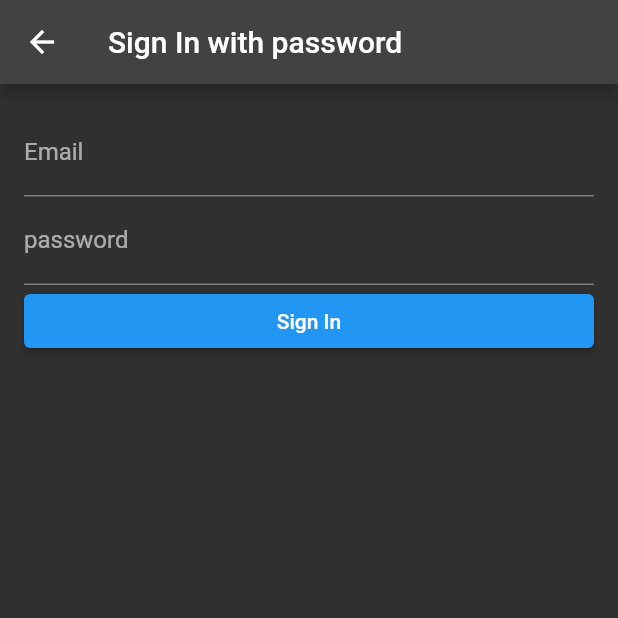
After one commit to Pregum/supabase-flutter-sample, a Flutter app: the screen it shows after launch, after a tap on "パスワードでのログインはこちら", on a phone screen of 412 x 824 dp, the top half of it. The commit adds this screen. Run offline on Flutter 3.47's test engine with Material 2 defaults, Android fonts, the phone set to English and light mode, and no system bars; our stand-ins replace flutter_riverpod, go_router, image_picker, supabase_flutter; missing offline and left inert: gotrue; accounts and stored records are empty.

Commit message:
update: emailでもログインできるようにemail+passwordのページを作成

```diff
--- a/lib/account_page.dart
+++ b/lib/account_page.dart
@@ -62,6 +62,7 @@ class _AccountPageState extends State<AccountPage> {
           .select()
           .eq('id', userId)
           .single() as Map;
+      setState(() => _usernameController.text = data['username'] ?? 'unknwon');
     } on PostgrestException catch (error) {
       context.showErrorSnackBar(message: error.message);
     } catch (error) {
--- /dev/null
+++ b/lib/login_email_password_page.dart
@@ -0,0 +1,67 @@
+import 'package:flutter/material.dart';
+import 'package:flutter/src/foundation/key.dart';
+import 'package:flutter/src/widgets/framework.dart';
+import 'package:flutter_riverpod/flutter_riverpod.dart';
+import 'package:supabase_flutter/supabase_flutter.dart' show AuthException;
+import 'package:supabase_pregum_sample/build_context_ex.dart';
+import 'package:gotrue/gotrue.dart' as gotrue;
+
+final _emailEditingControllerProvider =
+    Provider.autoDispose<TextEditingController>(
+        (ref) => TextEditingController());
+final _passwordEditingControllerProvider =
+    Provider.autoDispose<TextEditingController>(
+        (ref) => TextEditingController());
+
+class LoginEmailPasswordPage extends ConsumerStatefulWidget {
+  const LoginEmailPasswordPage({Key? key}) : super(key: key);
+
+  @override
+  ConsumerState<LoginEmailPasswordPage> createState() =>
+      _LoginEmailPasswordPageState();
+}
+
+class _LoginEmailPasswordPageState
+    extends ConsumerState<LoginEmailPasswordPage> {
+  @override
+  Widget build(BuildContext context) {
+    final emailEditingController = ref.watch(_emailEditingControllerProvider);
+    final passwordEditingController =
+        ref.watch(_passwordEditingControllerProvider);
+    return Scaffold(
+      appBar: AppBar(
+        title: const Text('Sign In with password'),
+      ),
+      body: ListView(
+        padding: const EdgeInsets.all(16),
+        children: [
+          TextField(
+            controller: emailEditingController,
+            decoration: const InputDecoration(labelText: 'Email'),
+          ),
+          TextField(
+            controller: passwordEditingController,
+            decoration: const InputDecoration(labelText: 'password'),
+          ),
+          ElevatedButton(
+            child: const Text('Sign In'),
+            onPressed: () async {
+              try {
+                final authResponse = await supabase.auth.signInWithPassword(
+                    password: passwordEditingController.text,
+                    email: emailEditingController.text);
+                print('${authResponse.user}');
+              } on AuthException catch (error) {
+                print('auth ex: ${error.message}');
+              } catch (error) {
+                print('error: $error');
+              }
+              // .getOAuthSignInUrl(provider: gotrue.Provider.github);
+              // print('url: ${response.url}');
+            },
+          )
+        ],
+      ),
+    );
+  }
+}
--- a/lib/login_page.dart
+++ b/lib/login_page.dart
@@ -43,6 +43,12 @@ class _LoginPageState extends State<LoginPage> {
             onPressed: _isLoading ? null : _singIn,
             child: Text(_isLoading ? 'Loading' : 'Send Magic Link'),
           ),
+          const SizedBox(height: 18),
+          TextButton(
+              onPressed: () {
+                context.push('/login_email_password');
+              },
+              child: const Text('パスワードでのログインはこちら')),
         ],
       ),
     );
--- a/lib/main.dart
+++ b/lib/main.dart
@@ -1,7 +1,9 @@
 import 'package:flutter/material.dart';
+import 'package:flutter_riverpod/flutter_riverpod.dart';
 import 'package:go_router/go_router.dart';
 import 'package:supabase_flutter/supabase_flutter.dart';
 import 'package:supabase_pregum_sample/account_page.dart';
+import 'package:supabase_pregum_sample/login_email_password_page.dart';
 import 'package:supabase_pregum_sample/login_page.dart';
 import 'package:supabase_pregum_sample/splash_page.dart';
 
@@ -13,7 +15,7 @@ Future<void> main() async {
       anonKey:
           'eyJhbGciOiJIUzI1NiIsInR5cCI6IkpXVCJ9.eyJyb2xlIjoiYW5vbiIsImlhdCI6MTYyNjk5OTQ1MSwiZXhwIjoxOTQyNTc1NDUxfQ.eB5z-D8DUKuwnwEy39UZ5AGFnb9KoVFquOEb3zz4948');
 
-  runApp(MyApp());
+  runApp(ProviderScope(child: MyApp()));
 }
 
 class MyApp extends StatelessWidget {
@@ -43,6 +45,13 @@ class MyApp extends StatelessWidget {
           child: const LoginPage(),
         ),
       ),
+      GoRoute(
+        path: '/login_email_password',
+        pageBuilder: (context, state) => const MaterialPage<void>(
+          // key: state.pageKey,
+          child: LoginEmailPasswordPage(),
+        ),
+      )
     ],
   );
 
@@ -59,7 +68,7 @@ class MyApp extends StatelessWidget {
         textButtonTheme: TextButtonThemeData(
           style: TextButton.styleFrom(
             primary: Colors.green,
-            onSurface: Colors.grey,
+            // onSurface: Colors.,
           ),
         ),
         elevatedButtonTheme: ElevatedButtonThemeData(
--- a/pubspec.yaml
+++ b/pubspec.yaml
@@ -36,6 +36,8 @@ dependencies:
   cupertino_icons: ^1.0.2
   supabase_flutter: ^1.2.2
   go_router: ^4.5.1
+  image_picker: ^0.8.6
+  flutter_riverpod: ^2.1.3
 
 dev_dependencies:
   flutter_test:
```
Also changed, not shown: lib/avatar.dart (added, +93 -0 lines), pubspec.lock, 3 other files.
